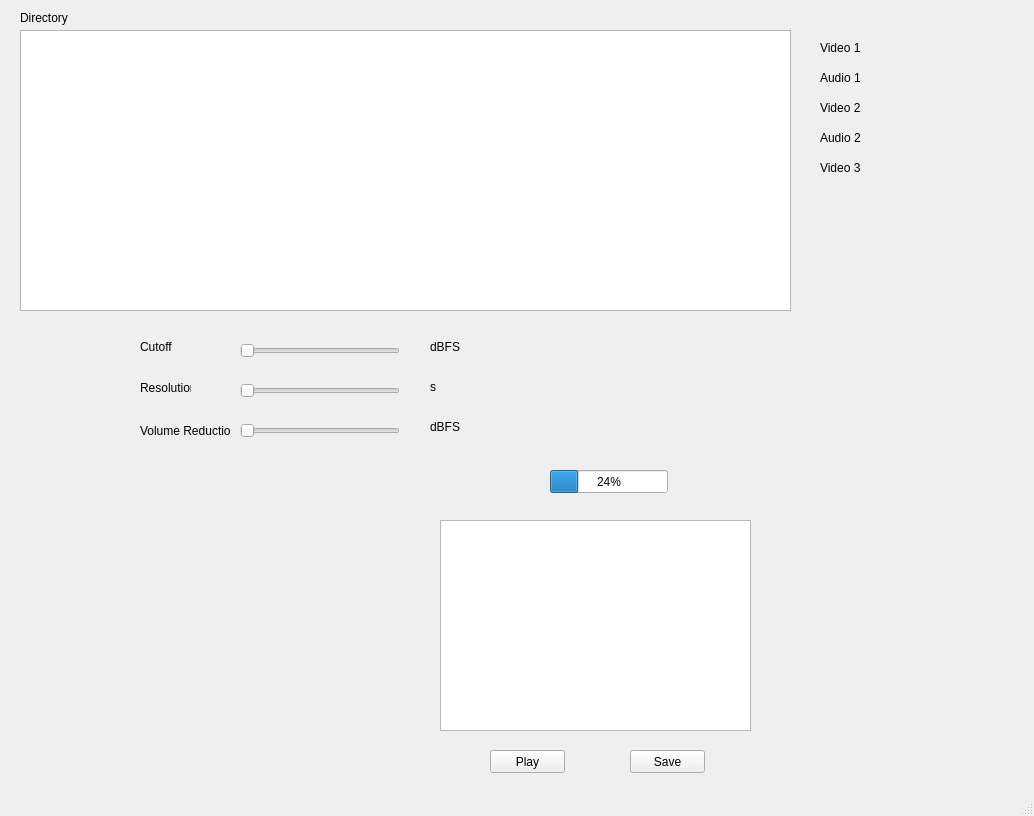
Above: main_screen.ui from rppavao/despolariza_video_edit before the change. Below: the same form after it.
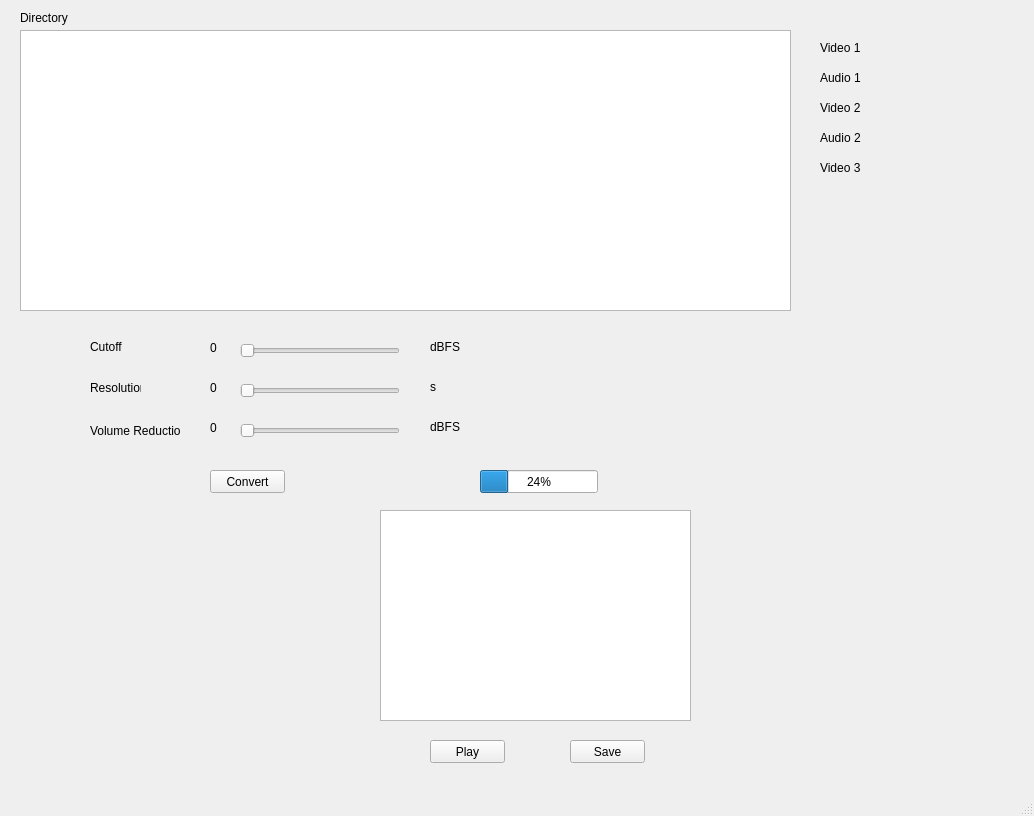
That is the form after the change.

Commit message: advanced screen

Patch:
```diff
--- a/main_screen.ui
+++ b/main_screen.ui
@@ -144,7 +144,7 @@
    <widget class="QLabel" name="labelCutoff">
     <property name="geometry">
      <rect>
-      <x>140</x>
+      <x>90</x>
       <y>340</y>
       <width>47</width>
       <height>13</height>
@@ -157,7 +157,7 @@
    <widget class="QLabel" name="labelResolution">
     <property name="geometry">
      <rect>
-      <x>140</x>
+      <x>90</x>
       <y>380</y>
       <width>51</width>
       <height>16</height>
@@ -170,7 +170,7 @@
    <widget class="QLabel" name="labelReduction">
     <property name="geometry">
      <rect>
-      <x>140</x>
+      <x>90</x>
       <y>420</y>
       <width>91</width>
       <height>21</height>
@@ -183,7 +183,7 @@
    <widget class="QProgressBar" name="progressBar">
     <property name="geometry">
      <rect>
-      <x>550</x>
+      <x>480</x>
       <y>470</y>
       <width>118</width>
       <height>23</height>
@@ -235,8 +235,8 @@
    <widget class="QGraphicsView" name="finalVideoView">
     <property name="geometry">
      <rect>
-      <x>440</x>
-      <y>520</y>
+      <x>380</x>
+      <y>510</y>
       <width>311</width>
       <height>211</height>
      </rect>
@@ -245,8 +245,8 @@
    <widget class="QPushButton" name="buttonPlay">
     <property name="geometry">
      <rect>
-      <x>490</x>
-      <y>750</y>
+      <x>430</x>
+      <y>740</y>
       <width>75</width>
       <height>23</height>
      </rect>
@@ -258,8 +258,8 @@
    <widget class="QPushButton" name="buttonSave">
     <property name="geometry">
      <rect>
-      <x>630</x>
-      <y>750</y>
+      <x>570</x>
+      <y>740</y>
       <width>75</width>
       <height>23</height>
      </rect>
@@ -268,6 +268,58 @@
      <string>Save</string>
     </property>
    </widget>
+   <widget class="QLabel" name="labelCutoffValue">
+    <property name="geometry">
+     <rect>
+      <x>210</x>
+      <y>340</y>
+      <width>16</width>
+      <height>16</height>
+     </rect>
+    </property>
+    <property name="text">
+     <string>0</string>
+    </property>
+   </widget>
+   <widget class="QLabel" name="labelResValue">
+    <property name="geometry">
+     <rect>
+      <x>210</x>
+      <y>380</y>
+      <width>16</width>
+      <height>16</height>
+     </rect>
+    </property>
+    <property name="text">
+     <string>0</string>
+    </property>
+   </widget>
+   <widget class="QLabel" name="labelRedValue">
+    <property name="geometry">
+     <rect>
+      <x>210</x>
+      <y>420</y>
+      <width>16</width>
+      <height>16</height>
+     </rect>
+    </property>
+    <property name="text">
+     <string>0</string>
+    </property>
+   </widget>
+   <widget class="QPushButton" name="buttonConvert">
+    <property name="geometry">
+     <rect>
+      <x>210</x>
+      <y>470</y>
+      <width>75</width>
+      <height>23</height>
+     </rect>
+    </property>
+    <property name="text">
+     <string>Convert</string>
+    </property>
+   </widget>
   </widget>
   <widget class="QMenuBar" name="menubar">
    <property name="geometry">
```
The commit also changes 4 other files.
